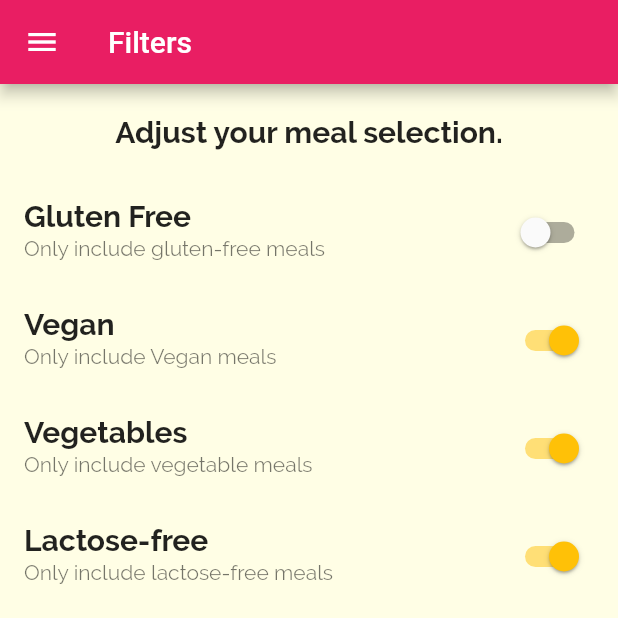
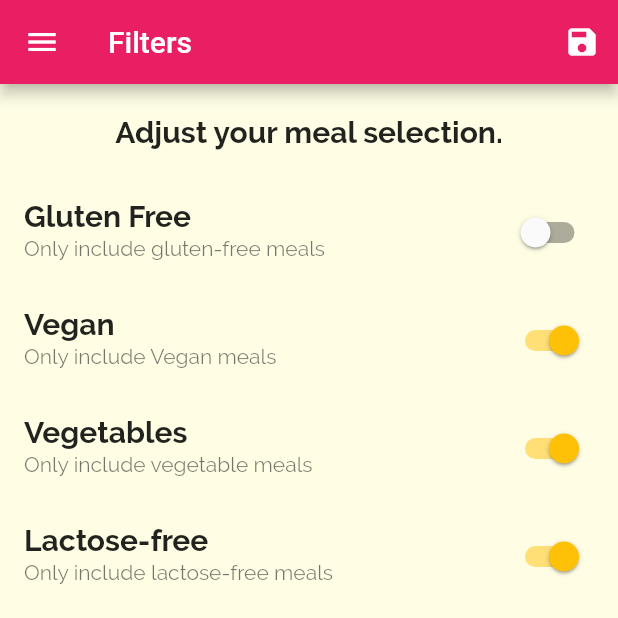
Before and after one commit to samtuga1/DeliFood, a Flutter app: the FilterScreen screen opened by its route, on a phone screen of 412 x 824 dp, the top half of it. Run offline on Flutter 3.47's test engine with Material 2 defaults, Android fonts, the phone set to English and light mode, and no system bars.

Commit message:
Added filter functionality

```diff
--- a/lib/dummy-data.dart
+++ b/lib/dummy-data.dart
@@ -56,7 +56,7 @@ const DUMMY_CATEGORIES = const [
   ),
 ];
 
-const List DUMMY_MEALS = const [
+const List<Meal> DUMMY_MEALS = const [
   Meal(
     id: 'm1',
     categories: [
--- a/lib/screens/category_meal_screen.dart
+++ b/lib/screens/category_meal_screen.dart
@@ -1,9 +1,11 @@
 import 'package:flutter/material.dart';
+import '../meal.dart';
 import '../widgets/meal_item.dart';
-import '../dummy-data.dart';
 
 class CategoryMealScreen extends StatefulWidget {
   static final String routeName = '/category_meal';
+  final List<Meal> availableMeals;
+  CategoryMealScreen(this.availableMeals);
 
   @override
   State<CategoryMealScreen> createState() => _CategoryMealScreenState();
@@ -18,7 +20,7 @@ class _CategoryMealScreenState extends State<CategoryMealScreen> {
     final routeArgs = ModalRoute.of(context)!.settings.arguments as Map;
     categoryTitle = routeArgs['title'];
     final categoryId = routeArgs['id'];
-    displayedMeals = DUMMY_MEALS.where((meal) {
+    displayedMeals = widget.availableMeals.where((meal) {
       return meal.categories.contains(categoryId);
     }).toList();
     super.didChangeDependencies();
--- a/lib/screens/filter_screen.dart
+++ b/lib/screens/filter_screen.dart
@@ -3,7 +3,9 @@ import 'package:flutter_complete_guide/main_drawer.dart';
 
 class FilterScreen extends StatefulWidget {
   static final String routeName = '/filter_screen';
-  const FilterScreen({Key? key}) : super(key: key);
+  const FilterScreen({Key? key, this.saveFilters}) : super(key: key);
+
+  final Function? saveFilters;
 
   @override
   State<FilterScreen> createState() => _FilterScreenState();
@@ -21,6 +23,12 @@ class _FilterScreenState extends State<FilterScreen> {
       drawer: MainDrawer(),
       appBar: AppBar(
         title: Text('Filters'),
+        actions: [
+          IconButton(
+            icon: Icon(Icons.save),
+            onPressed: () => widget.saveFilters,
+          ),
+        ],
       ),
       body: Column(
         children: [
```
Also changed, not shown: lib/main.dart (+32 -5 lines).
